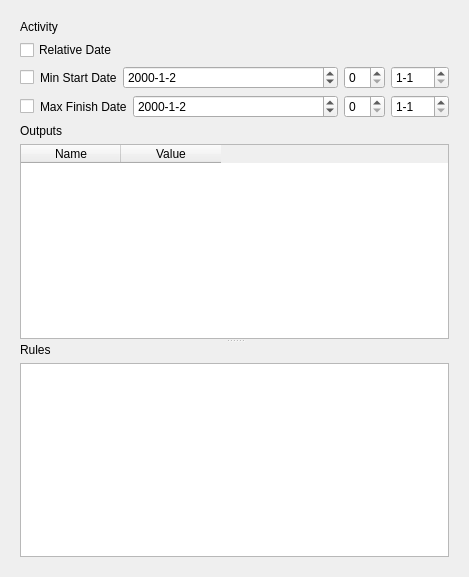
The window that gvle.decision/src/rightWidget.ui (vle-forge/packages) describes before a commit, drawn with Qt 5.
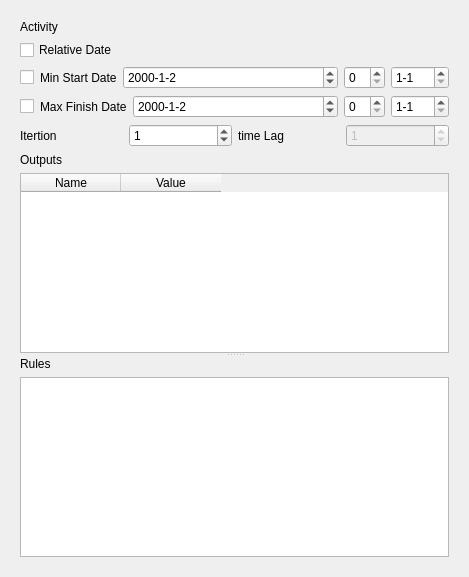
The same window after the commit. The open tabs and pages were chosen to show the change.

Commit message: gvle.decision: add iteration managment

Diff of the .ui file:
```diff
--- a/gvle.decision/src/rightWidget.ui
+++ b/gvle.decision/src/rightWidget.ui
@@ -180,6 +180,41 @@
          </item>
         </layout>
        </item>
+       <item>
+        <layout class="QHBoxLayout" name="horizontalLayout_10">
+         <item>
+          <widget class="QLabel" name="IterationLabel">
+           <property name="text">
+            <string>Itertion</string>
+           </property>
+          </widget>
+         </item>
+         <item>
+          <widget class="QSpinBox" name="maxIter">
+           <property name="value">
+            <number>1</number>
+           </property>
+          </widget>
+         </item>
+         <item>
+          <widget class="QLabel" name="timeLagLabel">
+           <property name="text">
+            <string>time Lag</string>
+           </property>
+          </widget>
+         </item>
+         <item>
+          <widget class="QSpinBox" name="timeLag">
+           <property name="enabled">
+            <bool>false</bool>
+           </property>
+           <property name="value">
+            <number>1</number>
+           </property>
+          </widget>
+         </item>
+        </layout>
+       </item>
        <item>
         <widget class="QSplitter" name="splitter">
          <property name="orientation">
```
Left out of the diff: 4 changed lines with no effect on the pictures. The commit also changes 2 other files.
